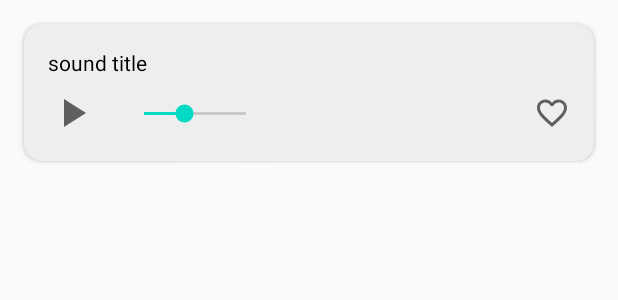
After one commit to batyrf/RelaxingSounds, an Android app: the layout favorite_sound_item_layout.xml on its own in the app's theme, with its tools: preview values and no code run, on a phone screen of 412 x 824 dp. The commit adds this screen. Shown: the top 300 px of the screen. Run offline under Robolectric (Android 15) with nearby library versions, the phone set to English and light mode, and no system bars.

Commit message:
favorite screen implementation

```diff
--- a/app/build.gradle.kts
+++ b/app/build.gradle.kts
@@ -18,7 +18,7 @@ android {
 
     defaultConfig {
         applicationId = "tm.mr.relaxingsounds"
-        minSdkVersion(15)
+        minSdkVersion(19)
         targetSdkVersion(30)
         versionCode = 1
         versionName = "1.0"
--- a/app/src/main/java/tm/mr/relaxingsounds/data/local/SoundDao.kt
+++ b/app/src/main/java/tm/mr/relaxingsounds/data/local/SoundDao.kt
@@ -12,6 +12,9 @@ interface SoundDao {
 
     @Query("SELECT * FROM sounds ORDER BY id ASC")
     fun listSounds(): PagingSource<Int, Sound>
+
+    @Query("SELECT * FROM sounds WHERE isLike = 1")
+    fun listLikedSounds(): Observable<List<Sound>>
 
     @Query("SELECT * FROM sounds WHERE categoryId IN (:categoryId)")
     fun listSoundsByCategory(categoryId: String): PagingSource<Int, Sound>
--- a/app/src/main/java/tm/mr/relaxingsounds/data/repository/SoundRepository.kt
+++ b/app/src/main/java/tm/mr/relaxingsounds/data/repository/SoundRepository.kt
@@ -66,4 +66,10 @@ class SoundRepository @Inject constructor(
             .observeOn(AndroidSchedulers.mainThread())
     }
 
+    fun getLikedSounds(): Observable<List<Sound>> {
+        return database.soundDao().listLikedSounds()
+            .subscribeOn(Schedulers.io())
+            .observeOn(AndroidSchedulers.mainThread())
+    }
+
 }
--- /dev/null
+++ b/app/src/main/java/tm/mr/relaxingsounds/ui/favorite/view/PlayPauseButton.kt
@@ -0,0 +1,17 @@
+package tm.mr.relaxingsounds.ui.favorite.view
+
+import android.content.Context
+import android.util.AttributeSet
+import androidx.appcompat.widget.AppCompatImageButton
+import androidx.core.content.ContextCompat
+import tm.mr.relaxingsounds.R
+
+class PlayPauseButton @JvmOverloads constructor(
+    context: Context, attrs: AttributeSet? = null, defStyleAttr: Int = 0
+) : AppCompatImageButton(context, attrs, defStyleAttr) {
+
+    init {
+        background = ContextCompat.getDrawable(context, R.drawable.play_pause)
+    }
+
+}
--- /dev/null
+++ b/app/src/main/res/drawable/ic_pause.xml
@@ -0,0 +1,10 @@
+<vector xmlns:android="http://schemas.android.com/apk/res/android"
+    android:width="24dp"
+    android:height="24dp"
+    android:viewportWidth="24"
+    android:viewportHeight="24"
+    android:tint="?attr/colorControlNormal">
+  <path
+      android:fillColor="@android:color/white"
+      android:pathData="M6,19h4L10,5L6,5v14zM14,5v14h4L18,5h-4z"/>
+</vector>
--- /dev/null
+++ b/app/src/main/res/drawable/ic_play.xml
@@ -0,0 +1,10 @@
+<vector xmlns:android="http://schemas.android.com/apk/res/android"
+    android:width="24dp"
+    android:height="24dp"
+    android:viewportWidth="24"
+    android:viewportHeight="24"
+    android:tint="?attr/colorControlNormal">
+  <path
+      android:fillColor="@android:color/white"
+      android:pathData="M8,5v14l11,-7z"/>
+</vector>
--- /dev/null
+++ b/app/src/main/res/drawable/play_pause.xml
@@ -0,0 +1,5 @@
+<?xml version="1.0" encoding="utf-8"?>
+<selector xmlns:android="http://schemas.android.com/apk/res/android">
+    <item android:drawable="@drawable/ic_pause" android:state_selected="true"/>
+    <item android:drawable="@drawable/ic_play"/>
+</selector>
--- /dev/null
+++ b/app/src/main/res/layout/favorite_sound_item_layout.xml
@@ -0,0 +1,74 @@
+<?xml version="1.0" encoding="utf-8"?>
+<layout xmlns:android="http://schemas.android.com/apk/res/android"
+    xmlns:app="http://schemas.android.com/apk/res-auto"
+    xmlns:tools="http://schemas.android.com/tools">
+
+    <data>
+        <variable
+            name="sound"
+            type="tm.mr.relaxingsounds.data.model.Sound" />
+    </data>
+
+    <androidx.cardview.widget.CardView
+        android:layout_width="match_parent"
+        android:layout_height="wrap_content"
+        app:cardCornerRadius="12dp"
+        android:layout_margin="16dp"
+        android:elevation="4dp"
+        app:cardBackgroundColor="#eee">
+
+        <androidx.constraintlayout.widget.ConstraintLayout
+            android:layout_width="match_parent"
+            android:layout_height="wrap_content">
+
+            <TextView
+                android:id="@+id/tvTitle"
+                android:layout_width="wrap_content"
+                android:layout_height="wrap_content"
+                android:layout_marginStart="16dp"
+                android:layout_marginTop="16dp"
+                android:text="@{sound.title}"
+                android:textColor="@android:color/black"
+                app:layout_constraintStart_toStartOf="parent"
+                app:layout_constraintTop_toTopOf="parent"
+                tools:text="sound title" />
+
+            <tm.mr.relaxingsounds.ui.favorite.view.PlayPauseButton
+                android:id="@+id/btnPlayPause"
+                android:layout_width="32dp"
+                android:layout_height="32dp"
+                android:layout_marginStart="16dp"
+                android:layout_marginTop="8dp"
+                android:layout_marginBottom="16dp"
+                app:layout_constraintBottom_toBottomOf="parent"
+                app:layout_constraintStart_toStartOf="parent"
+                app:layout_constraintTop_toBottomOf="@id/tvTitle" />
+
+            <androidx.appcompat.widget.AppCompatSeekBar
+                android:id="@+id/seekBar"
+                android:layout_width="100dp"
+                android:layout_height="wrap_content"
+                android:layout_marginStart="16dp"
+                android:max="10"
+                android:progress="4"
+                app:layout_constraintBottom_toBottomOf="@id/btnPlayPause"
+                app:layout_constraintStart_toEndOf="@id/btnPlayPause"
+                app:layout_constraintTop_toTopOf="@id/btnPlayPause"
+                tools:layout_editor_absoluteX="50dp"
+                tools:layout_editor_absoluteY="49dp" />
+
+            <tm.mr.relaxingsounds.component.view.LikableButton
+                android:id="@+id/btnLike"
+                android:layout_width="32dp"
+                android:layout_height="32dp"
+                app:liked="@{sound.isLike()}"
+                android:layout_marginEnd="16dp"
+                app:layout_constraintBottom_toBottomOf="@id/btnPlayPause"
+                app:layout_constraintEnd_toEndOf="parent"
+                app:layout_constraintTop_toTopOf="@id/btnPlayPause" />
+
+
+        </androidx.constraintlayout.widget.ConstraintLayout>
+    </androidx.cardview.widget.CardView>
+
+</layout>
```
Also changed, not shown: app/src/main/java/tm/mr/relaxingsounds/ui/favorite/view/FavoriteFragment.kt (+39 -1 lines), app/src/main/java/tm/mr/relaxingsounds/ui/favorite/view/FavoriteRecyclerView.kt (added, +91 -0 lines), app/src/main/java/tm/mr/relaxingsounds/ui/favorite/viewmodel/FavoriteViewModel.kt (added, +41 -0 lines), app/src/main/res/layout/fragment_favorite.xml (+4 -10 lines).
